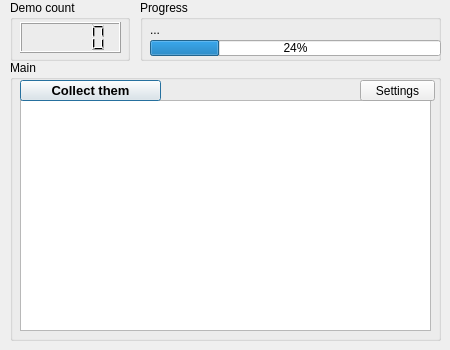
Above: gui/gui.ui from dusans/demo-collector before the change. Below: the same form after it.
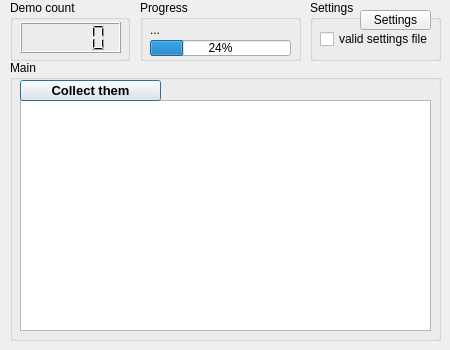
That is the form after the change. Icons and pictures are not drawn.

The edit to the form file:
```diff
--- a/gui/gui.ui
+++ b/gui/gui.ui
@@ -98,26 +98,13 @@
      <string>Collect them</string>
     </property>
    </widget>
-   <widget class="QPushButton" name="settingsButton">
-    <property name="geometry">
-     <rect>
-      <x>350</x>
-      <y>20</y>
-      <width>75</width>
-      <height>21</height>
-     </rect>
-    </property>
-    <property name="text">
-     <string>Settings</string>
-    </property>
-   </widget>
   </widget>
   <widget class="QGroupBox" name="progressGroupBox">
    <property name="geometry">
     <rect>
      <x>140</x>
      <y>0</y>
-     <width>301</width>
+     <width>161</width>
      <height>61</height>
     </rect>
    </property>
@@ -129,7 +116,7 @@
      <rect>
       <x>10</x>
       <y>40</y>
-      <width>291</width>
+      <width>141</width>
       <height>16</height>
      </rect>
     </property>
@@ -142,7 +129,7 @@
      <rect>
       <x>10</x>
       <y>20</y>
-      <width>271</width>
+      <width>141</width>
       <height>20</height>
      </rect>
     </property>
@@ -151,6 +138,51 @@
     </property>
    </widget>
   </widget>
+  <widget class="QGroupBox" name="settingsGroupBox">
+   <property name="geometry">
+    <rect>
+     <x>310</x>
+     <y>0</y>
+     <width>131</width>
+     <height>61</height>
+    </rect>
+   </property>
+   <property name="title">
+    <string>Settings</string>
+   </property>
+   <widget class="QPushButton" name="settingsButton">
+    <property name="geometry">
+     <rect>
+      <x>50</x>
+      <y>10</y>
+      <width>71</width>
+      <height>20</height>
+     </rect>
+    </property>
+    <property name="text">
+     <string>Settings</string>
+    </property>
+   </widget>
+   <widget class="QCheckBox" name="checkBox_2">
+    <property name="enabled">
+     <bool>true</bool>
+    </property>
+    <property name="geometry">
+     <rect>
+      <x>10</x>
+      <y>30</y>
+      <width>111</width>
+      <height>18</height>
+     </rect>
+    </property>
+    <property name="text">
+     <string>valid settings file</string>
+    </property>
+    <property name="checkable">
+     <bool>false</bool>
+    </property>
+   </widget>
+  </widget>
  </widget>
  <resources>
   <include location="recorceFile.qrc"/>
```
